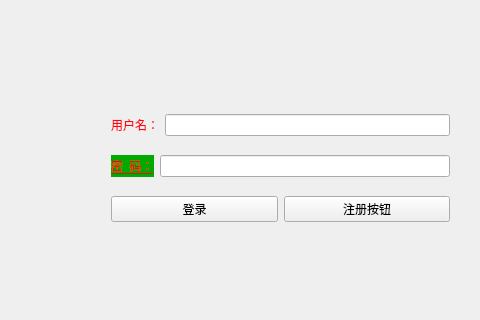
wangzhanf/hdCPP, file day8023001/mywidget.ui: the form before one commit; both pictures show x 0 to 480 and y 0 to 320 of the 1039 by 864 pixel window.
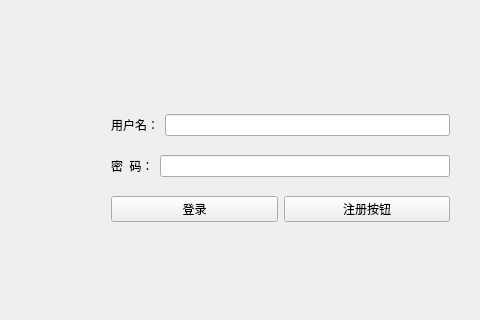
The form after the commit.

Diff of the .ui file:
```diff
--- a/day8023001/mywidget.ui
+++ b/day8023001/mywidget.ui
@@ -14,22 +14,7 @@
    <string>MyWidget</string>
   </property>
   <property name="styleSheet">
-   <string notr="true">QLabel{
-	
-	color: rgb(255, 5, 17);
-	
-	font: 75 24pt &quot;Adobe Devanagari&quot;;
-}
-
-#labelUpass{
-
-	text-decoration: underline;
-	background-color: rgb(0, 170, 0);
-}
-
-
-
-</string>
+   <string notr="true"/>
   </property>
   <widget class="QWidget" name="layoutWidget">
    <property name="geometry">
```
